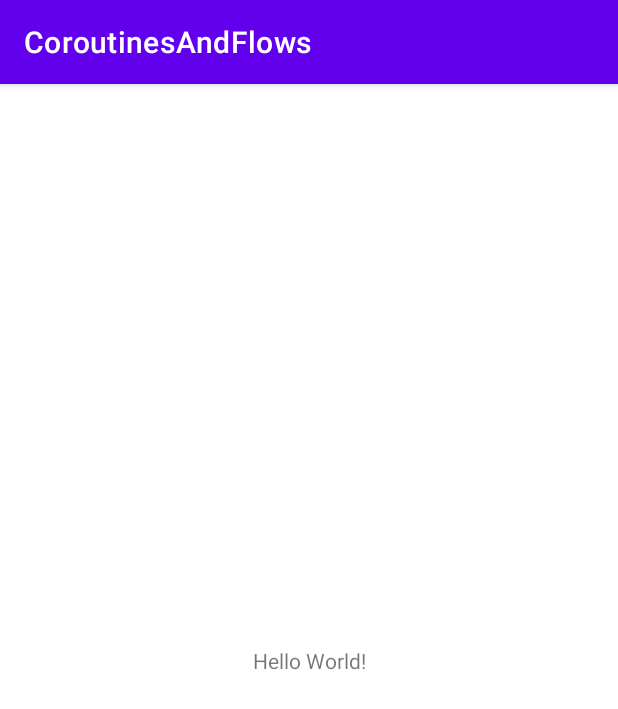
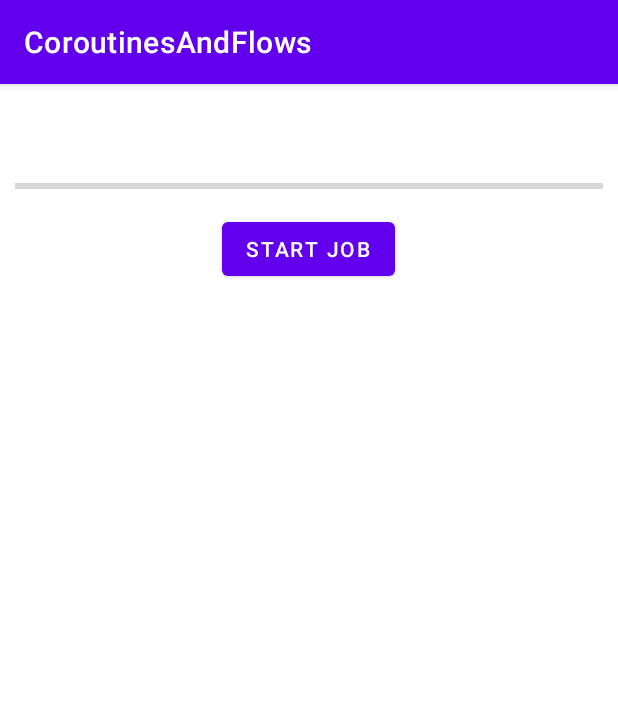
Before and after one commit to okanSerdaroglu/CoroutinesAndFlows, an Android app: the screen it shows after launch (MainActivity), on a phone screen of 412 x 824 dp. Shown: the top 709 px of the screen. Run offline under Robolectric (Android 15) with nearby library versions, the phone set to English and light mode, and no system bars.

```diff
--- a/app/build.gradle
+++ b/app/build.gradle
@@ -5,12 +5,12 @@ plugins {
 
 android {
     namespace 'com.example.coroutinesandflows'
-    compileSdk 32
+    compileSdk 33
 
     defaultConfig {
         applicationId "com.example.coroutinesandflows"
         minSdk 21
-        targetSdk 32
+        targetSdk 33
         versionCode 1
         versionName "1.0"
 
--- a/app/src/main/res/layout/activity_main.xml
+++ b/app/src/main/res/layout/activity_main.xml
@@ -4,15 +4,42 @@
     xmlns:tools="http://schemas.android.com/tools"
     android:layout_width="match_parent"
     android:layout_height="match_parent"
+    android:padding="10dp"
     tools:context=".MainActivity">
 
-    <TextView
-        android:layout_width="wrap_content"
+    <LinearLayout
+        android:id="@+id/layout1"
+        android:layout_width="match_parent"
         android:layout_height="wrap_content"
-        android:text="Hello World!"
-        app:layout_constraintBottom_toBottomOf="parent"
-        app:layout_constraintEnd_toEndOf="parent"
-        app:layout_constraintStart_toStartOf="parent"
-        app:layout_constraintTop_toTopOf="parent" />
+        android:layout_marginTop="50dp"
+        android:gravity="center"
+        android:orientation="vertical"
+        app:layout_constraintLeft_toLeftOf="parent"
+        app:layout_constraintRight_toRightOf="parent"
+        app:layout_constraintTop_toTopOf="parent"
+        app:layout_constraintVertical_chainStyle="packed">
+
+        <ProgressBar
+            android:id="@+id/job_progress_bar"
+            style="@style/Widget.AppCompat.ProgressBar.Horizontal"
+            android:layout_width="match_parent"
+            android:layout_height="wrap_content" />
+
+        <Button
+            android:id="@+id/job_button"
+            android:layout_width="wrap_content"
+            android:layout_height="wrap_content"
+            android:layout_marginTop="10dp"
+            android:text="@string/start_job" />
+
+        <TextView
+            android:id="@+id/job_complete_text"
+            android:layout_width="wrap_content"
+            android:layout_height="wrap_content"
+            android:layout_marginTop="20dp"
+            android:textColor="#000"
+            android:textSize="20sp" />
+
+    </LinearLayout>
 
 </androidx.constraintlayout.widget.ConstraintLayout>
--- a/app/src/main/res/values/strings.xml
+++ b/app/src/main/res/values/strings.xml
@@ -1,3 +1,7 @@
 <resources>
     <string name="app_name">CoroutinesAndFlows</string>
+    <string name="start_job">start Job</string>
+    <string name="start_job_1">Start Job #1</string>
+    <string name="cancel_job_1">Cancel job #1</string>
+    <string name="job_is_complete">Job is complete</string>
 </resources>
```
Also changed, not shown: app/src/main/java/com/example/coroutinesandflows/MainActivity.kt (+101 -0 lines).
